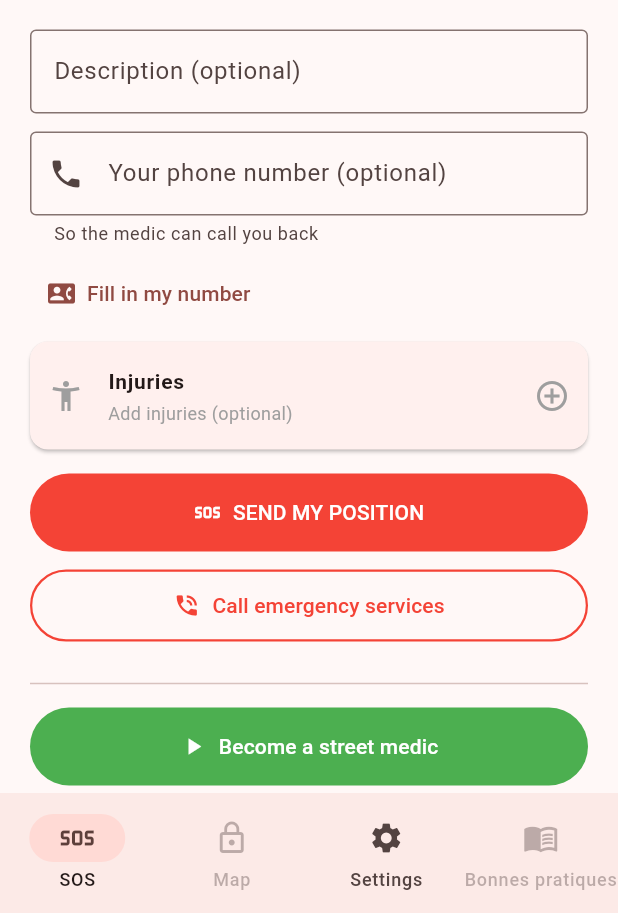
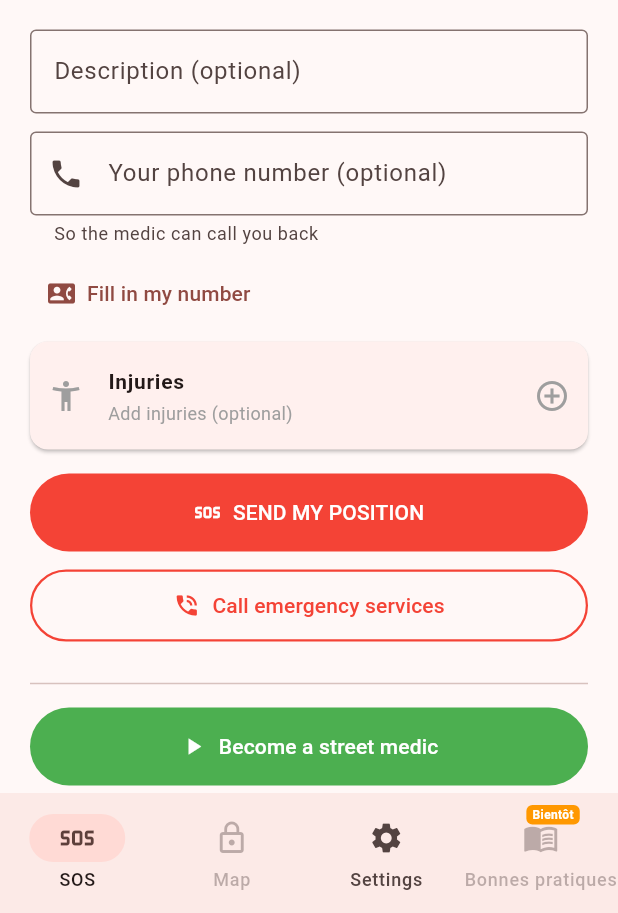
Before and after one commit to ZaccariaDev/street-medics-app, a Flutter app: the screen it shows after launch, item 3 of the bottom bar chosen, on a phone screen of 412 x 824 dp, the part 323-1236 px from its top. Run offline on Flutter 3.47's test engine with Material 3 defaults, Android fonts, the phone set to English and light mode, and no system bars; our stand-ins replace device_info_plus, flutter_local_notifications, flutter_map, flutter_svg, geolocator, latlong2 and 3 more; missing offline and left inert: flutter_foreground_task, mobile_number; generated files the repository leaves out were written again; network calls fail.

Commit message:
fix: banderole Coming Soon sur l'icône + textes centrés (Bonnes pratiques)

```diff
--- a/lib/main.dart
+++ b/lib/main.dart
@@ -279,7 +279,33 @@ class _MainScreenState extends State<MainScreen> {
           NavigationDestination(
               icon: const Icon(Icons.settings), label: t.tabSettings),
           NavigationDestination(
-              icon: const Icon(Icons.menu_book),
+              icon: Stack(
+                clipBehavior: Clip.none,
+                children: [
+                  const Icon(Icons.menu_book),
+                  // Banderole « Coming Soon » sur l'icône
+                  Positioned(
+                    right: -14,
+                    top: -10,
+                    child: Container(
+                      padding: const EdgeInsets.symmetric(
+                          horizontal: 4, vertical: 1),
+                      decoration: BoxDecoration(
+                        color: Colors.orange,
+                        borderRadius: BorderRadius.circular(4),
+                      ),
+                      child: Text(
+                        'Bientôt',
+                        style: TextStyle(
+                          fontSize: 8,
+                          fontWeight: FontWeight.bold,
+                          color: Colors.white,
+                        ),
+                      ),
+                    ),
+                  ),
+                ],
+              ),
               label: t.tabPractices,
               enabled: false, // grisé : contenu pas encore prêt
           ),
```
Also changed, not shown: lib/practices_tab.dart (+11 -10 lines), 9 other files.
